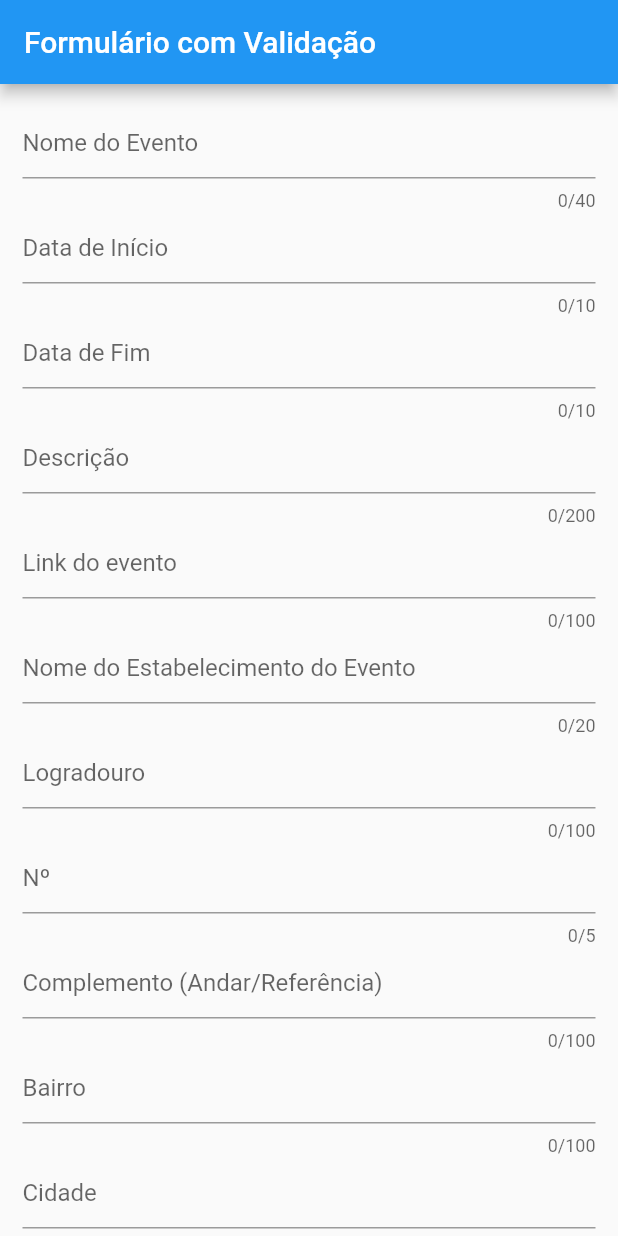
After one commit to CaioFernandes13/event_tracker, a Flutter app: the screen it shows after launch, after a tap on "Cadastrar Evento", on a phone screen of 412 x 824 dp. The commit adds this screen. Run offline on Flutter 3.47's test engine with Material 2 defaults, Android fonts, the phone set to English and light mode, and no system bars; missing offline and left inert: flutter_facebook_login; network calls fail.

Commit message:
Page de cadastro de evento-Modificação para BD FB

```diff
--- a/lib/main.dart
+++ b/lib/main.dart
@@ -1,6 +1,8 @@
 import 'package:event_tracker/pages/busca_online.page.dart';
 import 'package:event_tracker/pages/fav.page.dart';
-import 'package:event_tracker/pages/teste.dart';
+import 'package:event_tracker/pages/register_event.page.dart';
+import 'package:event_tracker/pages/home.page.dart';
+//import 'package:event_tracker/pages/teste.dart';
 import 'package:flutter/material.dart';
 import 'package:flutter_facebook_login/flutter_facebook_login.dart';
 
@@ -29,6 +31,7 @@ class MyApp extends StatelessWidget {
       routes: <String, WidgetBuilder>{
         '/bonline-page': (BuildContext context) => new BOnlinePage(),
         '/fav-page': (BuildContext context) => new FavPage(),
+        '/register-event-page': (BuildContext context) => new RegisterEventPage(),
       },
     );
   }
--- a/lib/pages/home.page.dart
+++ b/lib/pages/home.page.dart
@@ -17,6 +17,17 @@ class HomePage extends StatelessWidget {
               width: 450,
               child: Image.asset("assets/hex.png"),
               padding: EdgeInsets.all(20),
+            ),
+            RaisedButton(
+              onPressed: () {
+                Navigator.of(context).pushNamed('/register-event-page');
+              },
+              child: Text(
+                "Cadastrar Evento",
+                style: TextStyle(fontSize: 20, color: Colors.white),
+              ),
+              color: Colors.black,
+              padding: EdgeInsets.all(10),
             ),
             RaisedButton(
               onPressed: () {
--- /dev/null
+++ b/lib/pages/register_event.page.dart
@@ -0,0 +1,230 @@
+import 'package:event_tracker/models/event.dart';
+import 'package:flutter/material.dart';
+
+class RegisterEventPage extends StatefulWidget {
+  @override
+  _RegisterEventPageState createState() => _RegisterEventPageState();
+}
+
+class _RegisterEventPageState extends State<RegisterEventPage> {
+  GlobalKey<FormState> _key = new GlobalKey();
+  //Event event = new Event(_img, _title, _date, _description)
+  bool _validate = false;
+  String start_date, end_date, name, detail, image, url, category;
+  List address;
+  String address_name, address_address, address_num, address_alt, neighborhood, city, state, country;
+    /*
+    {
+      "id": 1,
+      "start_date": "2018-09-21 22:00:00",
+      "end_date": "2018-09-22 12:00:01",
+      "name": "Workshop da Sympla",
+      "detail": "<b>Ola esse é um evento da Sympla</b><br><h1>Sejam todos bem-vindo</h1>",
+      "image": "https://www.sympla.com.br/images/public/logo-sympla-new-blue@3x.png",
+      "url": "https://www.sympla.com.br/festa-800__332504",
+      "address": {
+        "name": "Loja Contempo",
+        "address": "Rua Fernandes Tourinho",
+        "address_num": "AB45ER78",
+        "address_alt": "10º Andar",
+        "neighborhood": "Funcionários",
+        "city": "Belo Horizonte",
+        "state": "MG",
+        "zip_code": "31112-000",
+        "country": "BR"
+      },
+      "category": "Festa"
+    }*/
+  @override
+  Widget build(BuildContext context) {
+    return MaterialApp(
+      home: new Scaffold(
+        appBar: new AppBar(
+          title: new Text('Formulário com Validação'),
+        ),
+        body: new SingleChildScrollView(
+          child: new Container(
+            margin: new EdgeInsets.all(15.0),
+            child: new Form(
+              key: _key,
+              autovalidate: _validate,
+              child: _formUI(),
+            ),
+          ),
+        ),
+      ),
+    );
+  }
+
+  Widget _formUI() {
+    return new Column(
+      children: <Widget>[
+        new TextFormField(
+          decoration: new InputDecoration(hintText: 'Nome do Evento'),
+          maxLength: 40,
+          validator: _validarNome,
+          onSaved: (String val) {
+            name = val;
+          },
+        ),
+        new TextFormField(
+            decoration: new InputDecoration(hintText: 'Data de Início'),
+            keyboardType: TextInputType.datetime,
+            maxLength: 10,
+            //validator: _validarData,
+            onSaved: (String val) {
+              start_date = val;
+            }),
+            new TextFormField(
+            decoration: new InputDecoration(hintText: 'Data de Fim'),
+            keyboardType: TextInputType.datetime,
+            maxLength: 10,
+            //validator: _validarData,
+            onSaved: (String val) {
+              end_date = val;
+            }),
+        new TextFormField(
+            decoration: new InputDecoration(hintText: 'Descrição'),
+            keyboardType: TextInputType.multiline,
+            maxLength: 200,
+            onSaved: (String val) {
+              detail = val;
+            }),
+        /*new TextFormField(
+            decoration: new InputDecoration(hintText: 'Imagem'),
+            keyboardType: TextInputType.multiline,
+            maxLength: 200,
+            onSaved: (String val) {
+              image = val;
+            }),*/
+        new TextFormField(
+            decoration: new InputDecoration(hintText: 'Link do evento'),
+            keyboardType: TextInputType.url,
+            maxLength: 100,
+            onSaved: (String val) {
+              url = val;
+            }),
+        new TextFormField(
+            decoration: new InputDecoration(hintText: 'Nome do Estabelecimento do Evento'),
+            keyboardType: TextInputType.text,
+            maxLength: 20,
+            onSaved: (String val) {
+              address_name = val;
+              address.add(address_name);
+            }),
+        new TextFormField(
+            decoration: new InputDecoration(hintText: 'Logradouro'),
+            keyboardType: TextInputType.text,
+            maxLength: 100,
+            onSaved: (String val) {
+              address_name = val;
+              address.add(address_name);
+            }),
+        new TextFormField(
+            decoration: new InputDecoration(hintText: 'Nº'),
+            keyboardType: TextInputType.number,
+            maxLength: 5,
+            onSaved: (String val) {
+              address_num = val;
+              address.add(address_num);
+            }),
+        new TextFormField(
+            decoration: new InputDecoration(hintText: 'Complemento (Andar/Referência)'),
+            keyboardType: TextInputType.text,
+            maxLength: 100,
+            onSaved: (String val) {
+              address_alt = val;
+              address.add(address_alt);
+            }),
+        new TextFormField(
+            decoration: new InputDecoration(hintText: 'Bairro'),
+            keyboardType: TextInputType.text,
+            maxLength: 100,
+            onSaved: (String val) {
+              neighborhood = val;
+              address.add(neighborhood);
+            }),
+        new TextFormField(
+            decoration: new InputDecoration(hintText: 'Cidade'),
+            keyboardType: TextInputType.text,
+            maxLength: 100,
+            onSaved: (String val) {
+              city = val;
+              address.add(city);
+            }),
+        new TextFormField(
+            decoration: new InputDecoration(hintText: 'Estado'),
+            keyboardType: TextInputType.text,
+            maxLength: 100,
+            onSaved: (String val) {
+              state = val;
+              address.add(state);
+            }),
+          new TextFormField(
+            decoration: new InputDecoration(hintText: 'País'),
+            keyboardType: TextInputType.text,
+            maxLength: 100,
+            onSaved: (String val) {
+              country = val;
+              address.add(country);
+            }),
+        new SizedBox(height: 15.0),
+        new RaisedButton(
+          onPressed: _sendForm,
+          child: new Text('Enviar'),
+        )
+      ],
+    );
+  }
+
+  String _validarNome(String value) {
+    String patttern = r'(^[a-zA-Z ]*$)';
+    RegExp regExp = new RegExp(patttern);
+    if (value.length == 0) {
+      return "Informe o nome";
+    } else if (!regExp.hasMatch(value)) {
+      return "O nome deve conter caracteres de a-z ou A-Z";
+    }
+    return null;
+  }
+
+  String _validarCelular(String value) {
+    String patttern = r'(^[0-9]*$)';
+    RegExp regExp = new RegExp(patttern);
+    if (value.length == 0) {
+      return "Informe o celular";
+    } else if(value.length != 10){
+      return "O celular deve ter 10 dígitos";
+    }else if (!regExp.hasMatch(value)) {
+      return "O número do celular so deve conter dígitos";
+    }
+    return null;
+  }
+
+  String _validarEmail(String value) {
+    String pattern = r'^(([^<>()[\]\\.,;:\s@\"]+(\.[^<>()[\]\\.,;:\s@\"]+)*)|(\".+\"))@((\[[0-9]{1,3}\.[0-9]{1,3}\.[0-9]{1,3}\.[0-9]{1,3}\])|(([a-zA-Z\-0-9]+\.)+[a-zA-Z]{2,}))$';
+    RegExp regExp = new RegExp(pattern);
+    if (value.length == 0) {
+      return "Informe o Email";
+    } else if(!regExp.hasMatch(value)){
+      return "Email inválido";
+    }else {
+      return null;
+    }
+  }
+
+  _sendForm() {
+    if (_key.currentState.validate()) {
+      // Sem erros na validação
+      _key.currentState.save();
+      /*print("Nome $nome");
+      print("Ceclular $celular");
+      print("Email $email");*/
+    } else {
+      // erro de validação
+      setState(() {
+        _validate = true;
+      });
+    }
+  }
+}
--- a/pubspec.yaml
+++ b/pubspec.yaml
@@ -21,6 +21,7 @@ dependencies:
     sdk: flutter
   http: ^0.12.0+2
   flutter_facebook_login: ^1.1.1
+  cloud_firestore: ^0.11.0+2
 
   # The following adds the Cupertino Icons font to your application.
   # Use with the CupertinoIcons class for iOS style icons.
```
Also changed, not shown: pubspec.lock, 3 other files.
